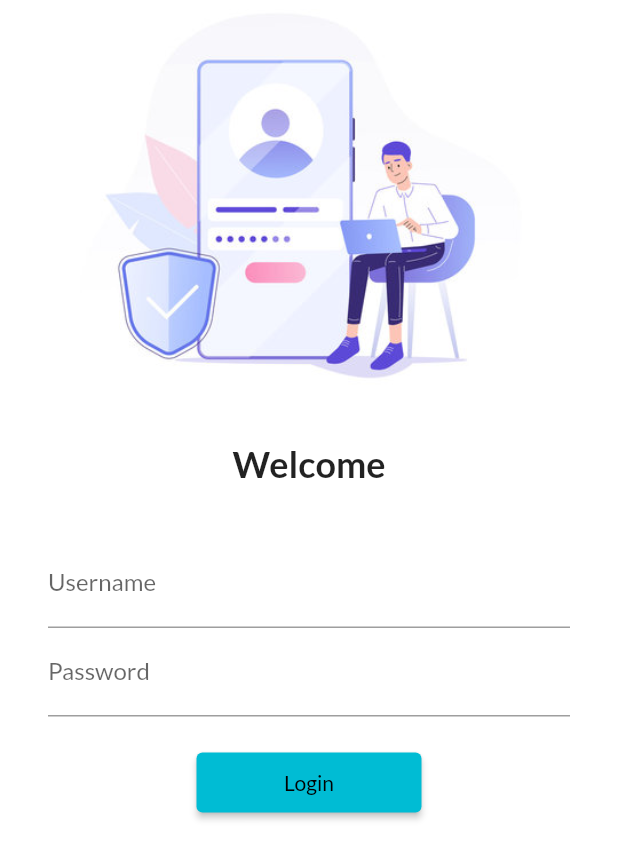
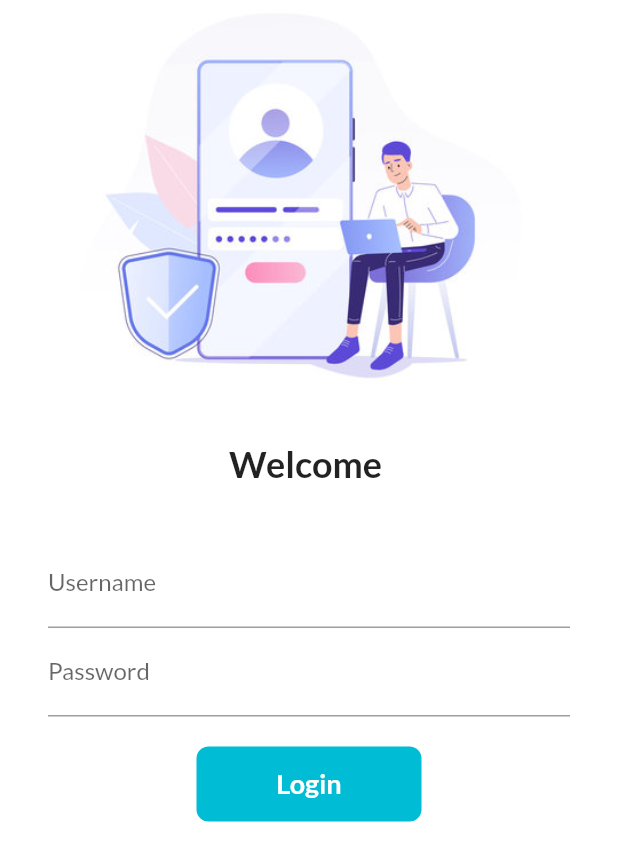
Before and after one commit to Amit-Rohila33/flutter_catalog, a Flutter app: the screen it shows after launch, on a phone screen of 412 x 824 dp. Shown: the top 861 px of the screen. Run offline on Flutter 3.47's test engine with Material 2 defaults, Android fonts, the phone set to English and light mode, and no system bars; our stand-ins replace google_fonts.

Commit message:
form vaidation and animation login page completed

```diff
--- a/lib/pages/login_page.dart
+++ b/lib/pages/login_page.dart
@@ -1,12 +1,37 @@
 import 'package:flutter/material.dart';
 import 'package:flutter_catalog/utils/routes.dart';
 
-class LoginPage extends StatelessWidget {
+class LoginPage extends StatefulWidget {
+  @override
+  State<LoginPage> createState() => _LoginPageState();
+}
+
+class _LoginPageState extends State<LoginPage> {
+  String name = "";
+  bool changeButton = false;
+
+  final _formKey = GlobalKey<FormState>();
+
+  moveToHome(BuildContext context) async {
+    if (_formKey.currentState!.validate()) {
+      setState(() {
+        changeButton = true;
+      });
+      await Future.delayed(Duration(seconds: 1));
+      await Navigator.pushNamed(context, MyRoutes.homeRoute);
+      setState(() {
+        changeButton = false;
+      });
+    }
+  }
+
   @override
   Widget build(BuildContext context) {
     return Material(
         color: Colors.white,
         child: SingleChildScrollView(
+          child: Form(
+            key: _formKey,
             child: Column(
               children: [
                 Image.asset(
@@ -17,7 +42,7 @@ class LoginPage extends StatelessWidget {
                   height: 20.0,
                 ),
                 Text(
-                "Welcome",
+                  "Welcome $name",
                   style: TextStyle(fontSize: 24, fontWeight: FontWeight.bold),
                 ),
                 SizedBox(
@@ -29,29 +54,68 @@ class LoginPage extends StatelessWidget {
                   child: Column(
                     children: [
                       TextFormField(
+                        onChanged: (value) {
+                          name = value;
+                          setState(() {});
+                        },
+                        validator: (value) {
+                          if (value!.isEmpty) {
+                            return "Username cannot be empty";
+                          }
+                          return null;
+                        },
                         decoration: InputDecoration(
                             hintText: "Enter Username", labelText: "Username"),
                       ),
                       TextFormField(
                         obscureText: true,
+                        validator: (value) {
+                          if (value!.isEmpty) {
+                            return "Password cannot be empty";
+                          } else if (value.length < 6) {
+                            return "Password length should be atleast 6 charecters";
+                          }
+                          return null;
+                        },
                         decoration: InputDecoration(
                             hintText: "Enter Password", labelText: "Password"),
                       ),
                       SizedBox(
                         height: 20.0,
                       ),
-                    ElevatedButton(
-                      onPressed: (() {
-                        Navigator.pushNamed(context, MyRoutes.homeRoute);
-                      }),
-                      child: Text("Login"),
-                      style: TextButton.styleFrom(minimumSize: Size(150, 40)),
+                      Material(
+                        color: Colors.cyan,
+                        borderRadius:
+                            BorderRadius.circular(changeButton ? 50 : 8),
+                        child: InkWell(
+                          onTap: () => moveToHome(context),
+                          child: AnimatedContainer(
+                            duration: Duration(seconds: 1),
+                            width: changeButton ? 50 : 150,
+                            height: 50,
+                            alignment: Alignment.center,
+                            child: changeButton
+                                ? Icon(
+                                    Icons.done,
+                                    color: Colors.white,
+                                  )
+                                : Text(
+                                    "Login",
+                                    style: TextStyle(
+                                        color: Colors.white,
+                                        fontWeight: FontWeight.bold,
+                                        fontSize: 18),
+                                  ),
+                            decoration: BoxDecoration(),
+                          ),
+                        ),
                       )
                     ],
                   ),
                 ),
               ],
             ),
+          ),
         ));
   }
 }
```
Lines whose indentation alone changed are shown as unchanged.
